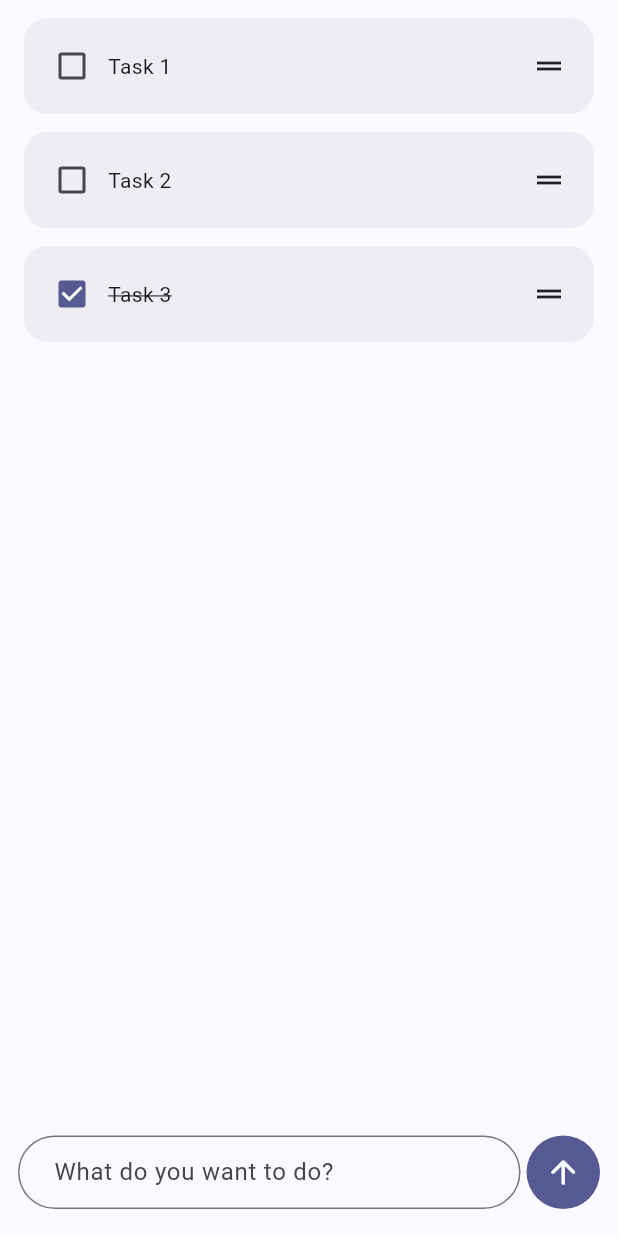
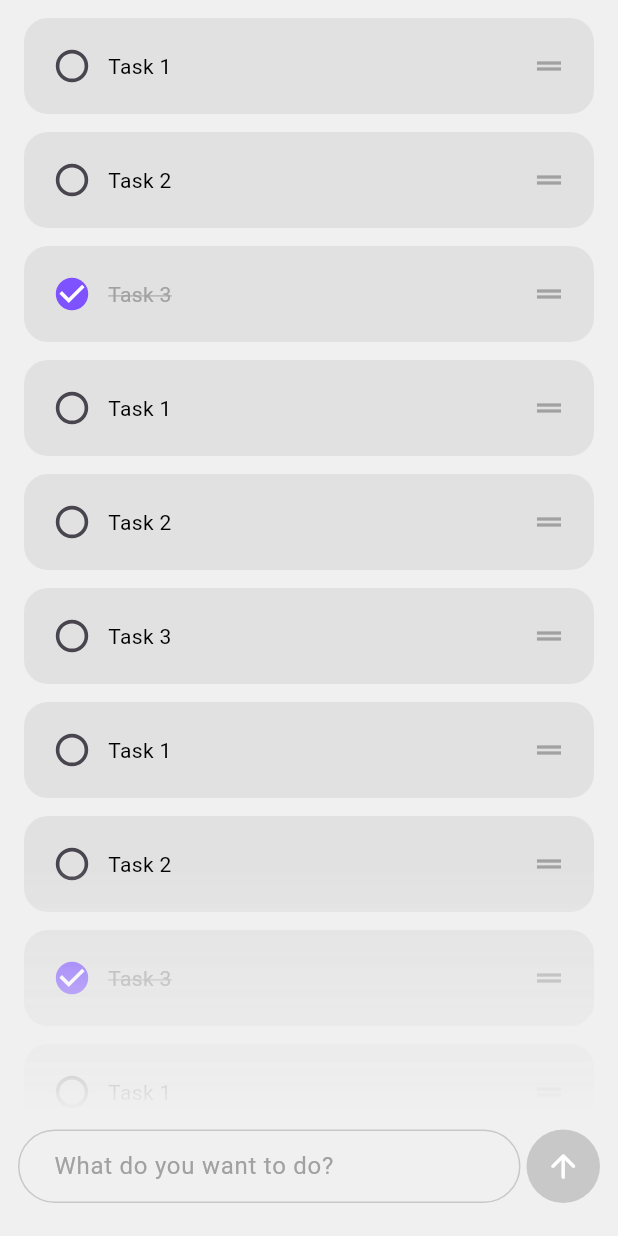
Before and after one commit to Lund2005/simple_todo_app, a Flutter app: the screen it shows after launch, on a phone screen of 412 x 824 dp. Run offline on Flutter 3.47's test engine with Material 3 defaults, Android fonts, the phone set to English and light mode, and no system bars.

Commit message:
Added input check and improved user interface

```diff
--- a/lib/home_page.dart
+++ b/lib/home_page.dart
@@ -1,5 +1,6 @@
 import 'package:flutter/material.dart';
 import 'package:simple_todo/todo_list_tile.dart';
+import 'package:simple_todo/util/color_palette.dart';
 
 class HomePage extends StatefulWidget {
   const HomePage({super.key});
@@ -11,6 +12,15 @@ class HomePage extends StatefulWidget {
 class _HomePageState extends State<HomePage> {
   //variables
   List<Task> todos = [
+    Task(name: 'Task 1'),
+    Task(name: 'Task 2'),
+    Task(name: 'Task 3', done: true),
+    Task(name: 'Task 1'),
+    Task(name: 'Task 2'),
+    Task(name: 'Task 3'),
+    Task(name: 'Task 1'),
+    Task(name: 'Task 2'),
+    Task(name: 'Task 3', done: true),
     Task(name: 'Task 1'),
     Task(name: 'Task 2'),
     Task(name: 'Task 3', done: true),
@@ -46,14 +56,25 @@ class _HomePageState extends State<HomePage> {
 
   @override
   Widget build(BuildContext context) {
-    final ColorScheme scheme = Theme.of(context).colorScheme;
-
     return Scaffold(
-      backgroundColor: scheme.surface,
-      body: Column(
+      backgroundColor: ColorPalette.background,
+      body: Stack(
+        alignment: Alignment.bottomCenter,
         children: [
           //list view of tasks
-          Expanded(
+          ShaderMask(
+            shaderCallback: (Rect rect) {
+              return LinearGradient(
+                begin: Alignment.topCenter,
+                end: Alignment.bottomCenter,
+                colors: [Colors.transparent, ColorPalette.background],
+                //set stops as par your requirement
+                stops: [0.7, 0.9], // 50% transparent, 50% white
+              ).createShader(rect);
+            },
+            blendMode: BlendMode.dstOut,
+
+            child: Expanded(
               child: ReorderableListView.builder(
                 buildDefaultDragHandles: false,
                 proxyDecorator: (child, index, animation) {
@@ -75,17 +96,20 @@ class _HomePageState extends State<HomePage> {
                       ),
                       child: Container(
                         decoration: BoxDecoration(
-                        color: scheme.errorContainer,
+                          color: ColorPalette.errorContainer,
                           borderRadius: BorderRadius.circular(16),
                           gradient: LinearGradient(
-                          colors: [scheme.surface, scheme.errorContainer],
+                            colors: [
+                              ColorPalette.background,
+                              ColorPalette.errorContainer,
+                            ],
                             begin: Alignment.center,
                           ),
                         ),
                         alignment: Alignment.centerRight,
                         child: Padding(
                           padding: const EdgeInsets.only(right: 20),
-                        child: Icon(Icons.delete, color: scheme.error),
+                          child: Icon(Icons.delete, color: ColorPalette.error),
                         ),
                       ),
                     ),
@@ -106,9 +130,10 @@ class _HomePageState extends State<HomePage> {
                 },
               ),
             ),
+          ),
           //bottom bar for adding new tasks
           Container(
-            padding: EdgeInsets.only(bottom: 18, left: 12, right: 12, top: 14),
+            padding: EdgeInsets.only(bottom: 22, left: 12, right: 12, top: 14),
             child: Row(
               children: [
                 Expanded(
@@ -116,29 +141,38 @@ class _HomePageState extends State<HomePage> {
                     controller: _controller,
                     decoration: InputDecoration(
                       hintText: 'What do you want to do?',
+                      hintStyle: TextStyle(color: ColorPalette.tertiary),
                       contentPadding: EdgeInsets.only(
                         left: 20,
                         right: 20,
                         bottom: 25,
                       ),
-                      border: OutlineInputBorder(
+                      enabledBorder: OutlineInputBorder(
                         borderRadius: BorderRadius.circular(50),
-                        borderSide: BorderSide(width: 10),
+                        borderSide: BorderSide(color: ColorPalette.disabled),
                       ),
+                      focusedBorder: OutlineInputBorder(
+                        borderRadius: BorderRadius.circular(50),
+                        borderSide: BorderSide(color: ColorPalette.disabled),
                       ),
-                    onChanged: (value) {},
+                      fillColor: ColorPalette.background,
+                    ),
+                    onChanged: (value) => setState(() {}),
                   ),
                 ),
                 SizedBox(width: 4),
                 IconButton.filled(
                   iconSize: 25,
+                  style: IconButton.styleFrom(
+                    backgroundColor: ColorPalette.primary,
+                    disabledBackgroundColor: ColorPalette.disabled,
+                  ),
                   padding: EdgeInsets.all(12),
-                  splashColor: scheme.primary,
                   icon: Icon(
                     Icons.arrow_upward_rounded,
-                    color: scheme.onPrimary,
+                    color: ColorPalette.onPrimary,
                   ),
-                  onPressed: createTask,
+                  onPressed: _controller.text.isNotEmpty ? createTask : null,
                 ),
               ],
             ),
--- a/lib/main.dart
+++ b/lib/main.dart
@@ -1,5 +1,6 @@
 import 'package:flutter/material.dart';
 import 'package:simple_todo/home_page.dart';
+import 'package:simple_todo/util/color_palette.dart';
 
 void main() {
   runApp(MyApp());
@@ -12,12 +13,14 @@ class MyApp extends StatelessWidget {
   Widget build(BuildContext context) {
     return MaterialApp(
       debugShowCheckedModeBanner: false,
-      home: HomePage(),
       theme: ThemeData(
-        colorScheme: ColorScheme.fromSeed(
-          seedColor: const Color.fromARGB(255, 89, 100, 255),
+        textSelectionTheme: TextSelectionThemeData(
+          cursorColor: ColorPalette.secondary,
+          selectionColor: ColorPalette.container,
+          selectionHandleColor: ColorPalette.secondary,
         ),
       ),
+      home: HomePage(),
     );
   }
 }
--- a/lib/todo_list_tile.dart
+++ b/lib/todo_list_tile.dart
@@ -1,4 +1,5 @@
 import 'package:flutter/material.dart';
+import 'package:simple_todo/util/color_palette.dart';
 
 class TodoListTile extends StatelessWidget {
   //variables
@@ -17,25 +18,42 @@ class TodoListTile extends StatelessWidget {
 
   @override
   Widget build(BuildContext context) {
-    final ColorScheme scheme = Theme.of(context).colorScheme;
-
     return Padding(
       padding: const EdgeInsets.only(left: 16, right: 16, top: 12),
       child: Container(
         padding: EdgeInsets.all(8),
         decoration: BoxDecoration(
-          color: scheme.surfaceContainer,
+          color: ColorPalette.container,
           borderRadius: BorderRadius.circular(16),
         ),
         child: Row(
           children: [
             //Task checkbox
-            Checkbox(value: taskCompleted, onChanged: onChanged),
+            Transform.scale(
+              scale: 1.2,
+              child: Checkbox(
+                value: taskCompleted,
+                onChanged: onChanged,
+                checkColor: ColorPalette.onPrimary,
+                activeColor: ColorPalette.primary,
+                shape: RoundedRectangleBorder(
+                  borderRadius: BorderRadius.circular(10),
+                  side: BorderSide(color: ColorPalette.tertiary),
+                ),
+              ),
+            ),
             //Task name
             Text(
               taskName,
               style: TextStyle(
-                color: scheme.onSurface,
+                color:
+                    taskCompleted
+                        ? ColorPalette.tertiary
+                        : ColorPalette.onContainer,
+                decorationColor:
+                    taskCompleted
+                        ? ColorPalette.tertiary
+                        : ColorPalette.onContainer,
                 fontSize: 14,
                 decoration:
                     taskCompleted
@@ -51,7 +69,7 @@ class TodoListTile extends StatelessWidget {
                 //drag handle with icon
                 child: ReorderableDragStartListener(
                   index: index,
-                  child: Icon(Icons.drag_handle),
+                  child: Icon(Icons.drag_handle, color: ColorPalette.tertiary),
                 ),
               ),
             ),
--- /dev/null
+++ b/lib/util/color_palette.dart
@@ -0,0 +1,28 @@
+import 'package:flutter/material.dart';
+
+/*
+This class implements an easy attempt to store the app's colors in a color
+pallette like fashion. It therefore is an easy and beginner-friendly alternative
+for flutters build in color system.
+*/
+
+class ColorPalette {
+  static Color primary = const Color.fromARGB(255, 126, 83, 255);
+  static Color secondary = Color.fromARGB(255, 45, 45, 45);
+  static Color tertiary = Color.fromARGB(255, 161, 161, 161);
+
+  static Color disabled = Color.fromARGB(255, 200, 200, 200);
+
+  static Color background = Color.fromARGB(255, 240, 240, 240);
+  static Color container = Color.fromARGB(255, 225, 225, 225);
+
+  static Color error = Color.fromARGB(255, 255, 75, 75);
+  static Color errorContainer = Color.fromARGB(255, 255, 202, 202);
+
+  static Color onPrimary = Color.fromARGB(255, 255, 255, 255);
+  static Color onSecondary = Color.fromARGB(255, 255, 255, 255);
+  static Color onTertiary = Color.fromARGB(255, 255, 255, 255);
+
+  static Color onBackground = Color.fromARGB(255, 0, 0, 0);
+  static Color onContainer = Color.fromARGB(255, 0, 0, 0);
+}
```
Also changed, not shown: 1 other file. Lines whose indentation alone changed are shown as unchanged.
